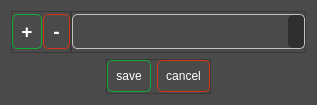
Qt form GUI/Dialog_addToClass.ui (KrmBab/Linker) before a commit.
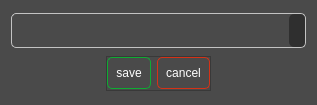
The same form after that commit. Icons and pictures are not drawn.

The edit to the form file:
```diff
--- a/GUI/Dialog_addToClass.ui
+++ b/GUI/Dialog_addToClass.ui
@@ -85,147 +85,10 @@
                 }
             </string>
         </property>
-        <layout class="QVBoxLayout" name="verticalLayout">
-            <item>
-                <widget class="QWidget" name="widget_2" native="true">
-                    <layout class="QHBoxLayout" name="horizontalLayout_5">
-                        <property name="spacing">
-                            <number>0</number>
-                        </property>
-                        <property name="leftMargin">
-                            <number>0</number>
-                        </property>
-                        <property name="topMargin">
-                            <number>0</number>
-                        </property>
-                        <property name="rightMargin">
-                            <number>0</number>
-                        </property>
-                        <property name="bottomMargin">
-                            <number>0</number>
-                        </property>
-                        <item>
-                            <widget class="QFrame" name="frame_3">
-                                <property name="minimumSize">
-                                    <size>
-                                        <width>60</width>
-                                        <height>30</height>
-                                    </size>
-                                </property>
-                                <property name="maximumSize">
-                                    <size>
-                                        <width>60</width>
-                                        <height>1000000</height>
-                                    </size>
-                                </property>
-                                <property name="frameShape">
-                                    <enum>QFrame::StyledPanel</enum>
-                                </property>
-                                <property name="frameShadow">
-                                    <enum>QFrame::Raised</enum>
-                                </property>
-                                <layout class="QHBoxLayout" name="horizontalLayout_4">
-                                    <property name="spacing">
-                                        <number>1</number>
-                                    </property>
-                                    <property name="leftMargin">
-                                        <number>0</number>
-                                    </property>
-                                    <property name="topMargin">
-                                        <number>0</number>
-                                    </property>
-                                    <property name="rightMargin">
-                                        <number>0</number>
-                                    </property>
-                                    <property name="bottomMargin">
-                                        <number>0</number>
-                                    </property>
-                                    <item alignment="Qt::AlignLeft">
-                                        <widget class="QPushButton" name="button_addClass">
-                                            <property name="enabled">
+  <property name="modal">
                                                 <bool>true</bool>
                                             </property>
-                                            <property name="minimumSize">
-                                                <size>
-                                                    <width>0</width>
-                                                    <height>0</height>
-                                                </size>
-                                            </property>
-                                            <property name="maximumSize">
-                                                <size>
-                                                    <width>30</width>
-                                                    <height>35</height>
-                                                </size>
-                                            </property>
-                                            <property name="font">
-                                                <font>
-                                                    <pointsize>14</pointsize>
-                                                    <bold>true</bold>
-                                                </font>
-                                            </property>
-                                            <property name="text">
-                                                <string>+</string>
-                                            </property>
-                                        </widget>
-                                    </item>
-                                    <item alignment="Qt::AlignLeft">
-                                        <widget class="QPushButton" name="button_removeClass">
-                                            <property name="minimumSize">
-                                                <size>
-                                                    <width>0</width>
-                                                    <height>0</height>
-                                                </size>
-                                            </property>
-                                            <property name="maximumSize">
-                                                <size>
-                                                    <width>30</width>
-                                                    <height>35</height>
-                                                </size>
-                                            </property>
-                                            <property name="font">
-                                                <font>
-                                                    <pointsize>14</pointsize>
-                                                    <bold>true</bold>
-                                                </font>
-                                            </property>
-                                            <property name="text">
-                                                <string>-</string>
-                                            </property>
-                                            <property name="default">
-                                                <bool>false</bool>
-                                            </property>
-                                            <property name="flat">
-                                                <bool>false</bool>
-                                            </property>
-                                        </widget>
-                                    </item>
-                                </layout>
-                            </widget>
-                        </item>
-                        <item>
-                            <widget class="QFrame" name="frame_2">
-                                <property name="frameShape">
-                                    <enum>QFrame::StyledPanel</enum>
-                                </property>
-                                <property name="frameShadow">
-                                    <enum>QFrame::Raised</enum>
-                                </property>
-                                <layout class="QHBoxLayout" name="horizontalLayout_3">
-                                    <property name="spacing">
-                                        <number>0</number>
-                                    </property>
-                                    <property name="leftMargin">
-                                        <number>0</number>
-                                    </property>
-                                    <property name="topMargin">
-                                        <number>0</number>
-                                    </property>
-                                    <property name="rightMargin">
-                                        <number>0</number>
-                                    </property>
-                                    <property name="bottomMargin">
-                                        <number>0</number>
-                                    </property>
+  <layout class="QVBoxLayout" name="verticalLayout">
                                     <item>
                                         <widget class="QComboBox" name="class_items">
                                             <property name="minimumSize">
@@ -234,12 +97,6 @@
                                                     <height>35</height>
                                                 </size>
                                             </property>
-                                        </widget>
-                                    </item>
-                                </layout>
-                            </widget>
-                        </item>
-                    </layout>
                 </widget>
             </item>
             <item>
```
Left out of the diff: 6 changed lines with no effect on the pictures. Lines whose indentation alone changed are shown as unchanged.
